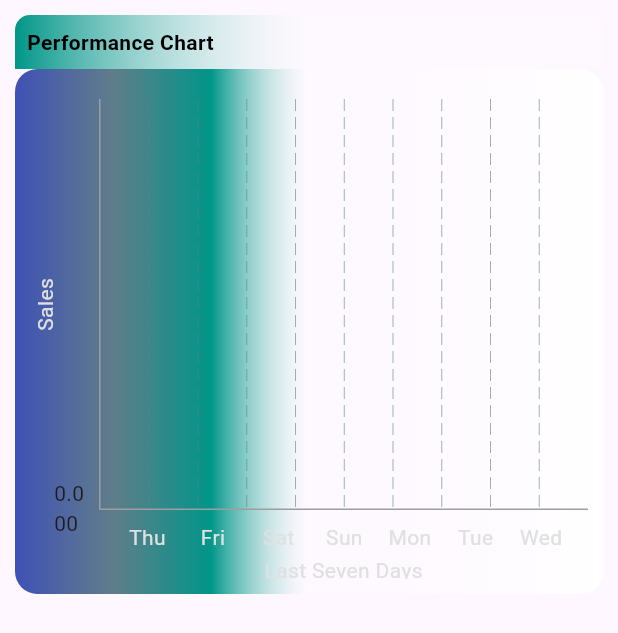
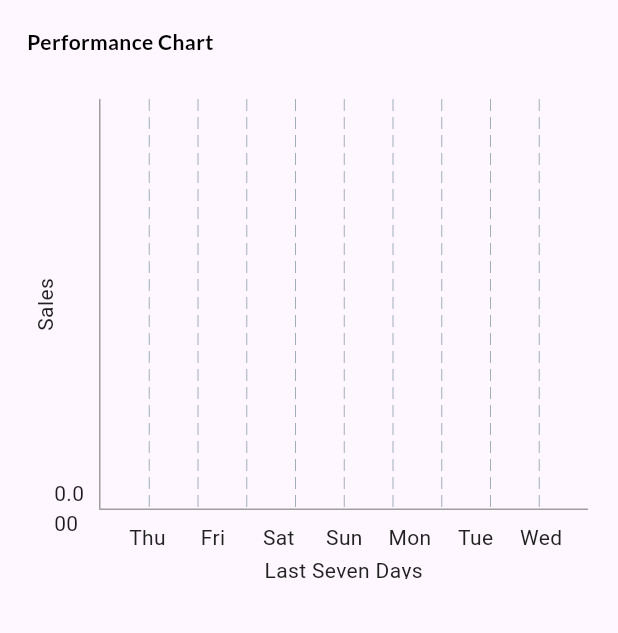
Before and after one commit to CarlsGalad/gona_admin, a Flutter app: the DailyChart widget shown alone on an empty page, opened directly, on a phone screen of 412 x 824 dp. Shown: the top 633 px of the screen. Run offline on Flutter 3.47's test engine with Material 3 defaults, Android fonts, the phone set to English and light mode, and no system bars; drawn by our look-alikes of fl_chart; our stand-ins replace cloud_firestore, file_picker, firebase_auth, firebase_core, firebase_storage, google_fonts and 2 more; missing offline and left inert: flutter_email_sender, image_network; accounts and stored records are empty; Roboto replaces fonts that are missing (Abel).

Commit message:
Update daily_chart.dart
UI UX Modification

```diff
--- a/lib/home/daily_chart.dart
+++ b/lib/home/daily_chart.dart
@@ -1,6 +1,7 @@
 import 'package:fl_chart/fl_chart.dart';
 import 'package:flutter/material.dart';
 import 'package:cloud_firestore/cloud_firestore.dart';
+import 'package:google_fonts/google_fonts.dart';
 import 'package:intl/intl.dart';
 
 class DailyChart extends StatefulWidget {
@@ -94,39 +95,20 @@ class _DailyChartState extends State<DailyChart> {
     return Padding(
       padding: const EdgeInsets.all(10),
       child: Column(
+        crossAxisAlignment: CrossAxisAlignment.start,
         children: [
-          Container(
-            alignment: Alignment.centerLeft,
-            decoration: const BoxDecoration(
-                gradient: LinearGradient(colors: [
-                  Colors.teal,
-                  Colors.white24,
-                  Colors.white30,
-                ]),
-                borderRadius: BorderRadius.only(
-                    topLeft: Radius.circular(10),
-                    topRight: Radius.circular(10))),
-            child: const Padding(
-              padding: EdgeInsets.all(8.0),
+          Align(
+            alignment: Alignment.topLeft,
+            child: Padding(
+              padding: const EdgeInsets.all(8.0),
               child: Text(
                 'Performance Chart',
-                style:
-                    TextStyle(color: Colors.black, fontWeight: FontWeight.bold),
+                style: GoogleFonts.lato(
+                    color: Colors.black, fontWeight: FontWeight.bold),
               ),
             ),
           ),
-          Container(
-            decoration: BoxDecoration(
-                gradient: const LinearGradient(colors: [
-                  Colors.indigo,
-                  Colors.blueGrey,
-                  Colors.teal,
-                  Colors.white24,
-                  Colors.white30,
-                  Colors.white54,
-                  Colors.white,
-                ]),
-                borderRadius: BorderRadius.circular(15)),
+          SizedBox(
             width: 500,
             height: 350,
             child: Padding(
@@ -151,7 +133,7 @@ class _DailyChartState extends State<DailyChart> {
                             ),
                             axisNameWidget: Text(
                               'Sales',
-                              style: TextStyle(color: Colors.grey[300]),
+                              style: GoogleFonts.abel(color: Colors.grey[900]),
                             ),
                           ),
                           bottomTitles: AxisTitles(
@@ -166,14 +148,14 @@ class _DailyChartState extends State<DailyChart> {
                                   padding: const EdgeInsets.only(top: 8.0),
                                   child: Text(
                                     daysOfWeek[value.toInt()],
-                                    style: TextStyle(color: Colors.grey[300]),
+                                    style: GoogleFonts.abel(color: Colors.grey[900]),
                                   ),
                                 );
                               },
                             ),
                             axisNameWidget: Text(
                               'Last Seven Days',
-                              style: TextStyle(color: Colors.grey[300]),
+                              style: TextStyle(color: Colors.grey[900]),
                             ),
                           ),
                         ),
```
